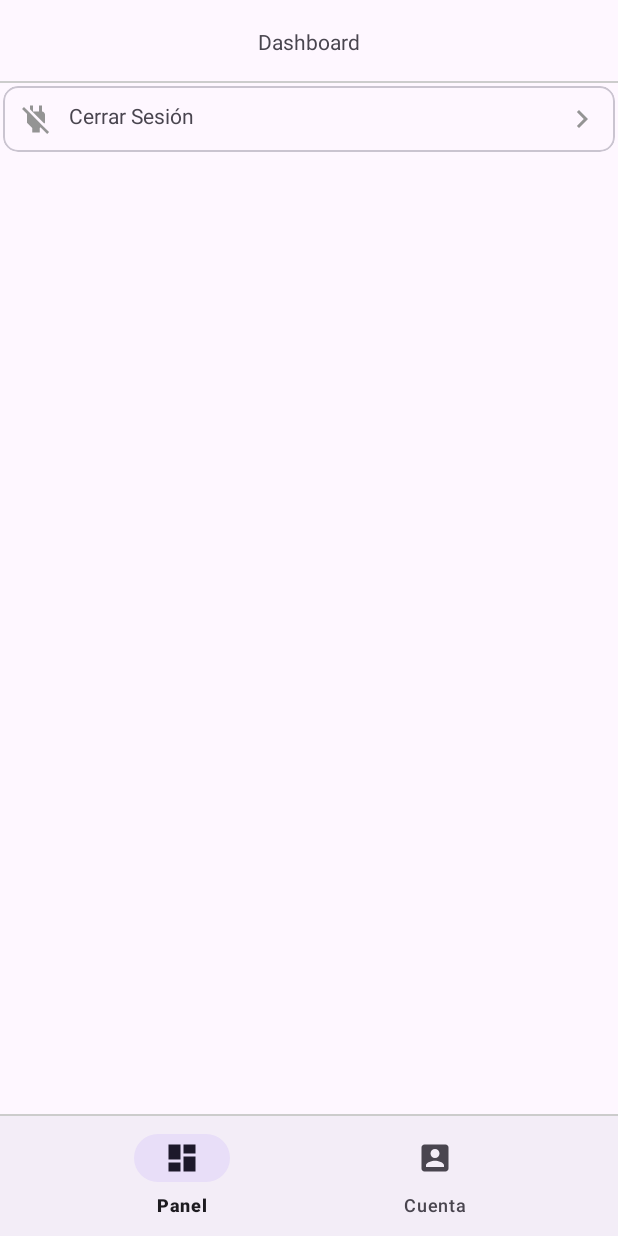
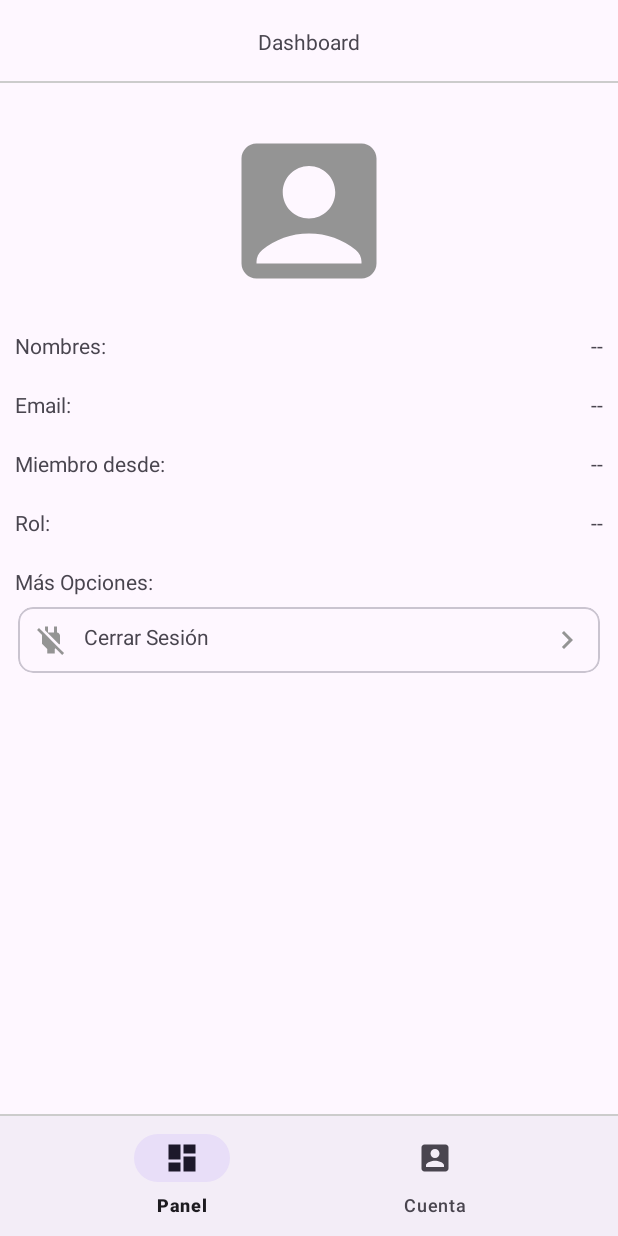
Before and after one commit to NelsonSal/android-app-1, an Android app: the fragment Fragment_admin_cuenta placed in its activity, on a phone screen of 412 x 824 dp. Run offline under Robolectric (Android 15) with nearby library versions, the phone set to English and light mode, and no system bars; our stand-ins replace Firebase (no records; nobody signed in at launch, a user with empty details on screens opened directly).

Commit message:
inicio 41

```diff
--- /dev/null
+++ b/app/src/main/res/drawable-night/ic_imagen_perfil.xml
@@ -0,0 +1,5 @@
+<vector android:height="24dp" android:tint="#ffffff"
+    android:viewportHeight="24" android:viewportWidth="24"
+    android:width="24dp" xmlns:android="http://schemas.android.com/apk/res/android">
+    <path android:fillColor="@android:color/white" android:pathData="M19,3H5C3.9,3 3,3.9 3,5v14c0,1.1 0.9,2 2,2h14c1.1,0 2,-0.9 2,-2V5C21,3.9 20.1,3 19,3zM12,6c1.93,0 3.5,1.57 3.5,3.5c0,1.93 -1.57,3.5 -3.5,3.5s-3.5,-1.57 -3.5,-3.5C8.5,7.57 10.07,6 12,6zM19,19H5v-0.23c0,-0.62 0.28,-1.2 0.76,-1.58C7.47,15.82 9.64,15 12,15s4.53,0.82 6.24,2.19c0.48,0.38 0.76,0.97 0.76,1.58V19z"/>
+</vector>
--- /dev/null
+++ b/app/src/main/res/drawable/ic_imagen_perfil.xml
@@ -0,0 +1,5 @@
+<vector android:height="24dp" android:tint="#949494"
+    android:viewportHeight="24" android:viewportWidth="24"
+    android:width="24dp" xmlns:android="http://schemas.android.com/apk/res/android">
+    <path android:fillColor="@android:color/white" android:pathData="M19,3H5C3.9,3 3,3.9 3,5v14c0,1.1 0.9,2 2,2h14c1.1,0 2,-0.9 2,-2V5C21,3.9 20.1,3 19,3zM12,6c1.93,0 3.5,1.57 3.5,3.5c0,1.93 -1.57,3.5 -3.5,3.5s-3.5,-1.57 -3.5,-3.5C8.5,7.57 10.07,6 12,6zM19,19H5v-0.23c0,-0.62 0.28,-1.2 0.76,-1.58C7.47,15.82 9.64,15 12,15s4.53,0.82 6.24,2.19c0.48,0.38 0.76,0.97 0.76,1.58V19z"/>
+</vector>
--- a/app/src/main/res/layout/fragment_admin_cuenta.xml
+++ b/app/src/main/res/layout/fragment_admin_cuenta.xml
@@ -3,14 +3,108 @@
     xmlns:tools="http://schemas.android.com/tools"
     android:layout_width="match_parent"
     android:layout_height="match_parent"
+    android:padding="10dp"
     xmlns:app="http://schemas.android.com/apk/res-auto"
     tools:context=".Fragmentos_Admin.Fragment_admin_cuenta">
+
 
     <!-- Eliminado en 14 0:46
     <TextView
         android:layout_width="match_parent"
         android:layout_height="match_parent"
         android:text="@string/hello_blank_fragment" /> -->
+
+    <RelativeLayout
+        android:layout_width="match_parent"
+        android:layout_height="wrap_content">
+        <androidx.appcompat.widget.AppCompatImageView
+            android:src="@drawable/ic_imagen_perfil"
+            android:layout_centerHorizontal="true"
+            android:layout_marginTop="15dp"
+            android:scaleType="centerCrop"
+            android:id="@+id/img_perfil_admin"
+            android:layout_width="120dp"
+            android:layout_height="120dp"/>
+
+
+        <!--Nombres-->
+        <TextView
+            android:id="@+id/nombres_admin"
+            android:text="@string/nombres_admin"
+            android:layout_below="@+id/img_perfil_admin"
+            android:layout_marginTop="20dp"
+            android:layout_width="wrap_content"
+            android:layout_height="wrap_content"/>
+        <TextView
+            android:id="@+id/Txt_nombres_admin"
+            android:text="@string/Txt_nombres_admin"
+            android:layout_below="@+id/img_perfil_admin"
+            android:layout_marginTop="20dp"
+            android:layout_alignParentEnd="true"
+            android:layout_width="wrap_content"
+            android:layout_height="wrap_content"/>
+        <!--Email-->
+        <TextView
+            android:id="@+id/email_admin"
+            android:text="@string/email_admin"
+            android:layout_below="@+id/nombres_admin"
+            android:layout_marginTop="20dp"
+            android:layout_width="wrap_content"
+            android:layout_height="wrap_content"/>
+        <TextView
+            android:id="@+id/Txt_email_admin"
+            android:text="@string/Txt_email_admin"
+            android:layout_below="@+id/nombres_admin"
+            android:layout_marginTop="20dp"
+            android:layout_alignParentEnd="true"
+            android:layout_width="wrap_content"
+            android:layout_height="wrap_content"/>
+        <!--Tiempo Registro-->
+        <TextView
+            android:id="@+id/tiempo_registro_admin"
+            android:text="@string/tiempo_registro_admin"
+            android:layout_below="@+id/email_admin"
+            android:layout_marginTop="20dp"
+            android:layout_width="wrap_content"
+            android:layout_height="wrap_content"/>
+        <TextView
+            android:id="@+id/Txt_tiempo_registro_admin"
+            android:text="@string/Txt_tiempo_registro_admin"
+            android:layout_below="@+id/email_admin"
+            android:layout_marginTop="20dp"
+            android:layout_alignParentEnd="true"
+            android:layout_width="wrap_content"
+            android:layout_height="wrap_content"/>
+        <!--Rol-->
+        <TextView
+            android:id="@+id/rol_admin"
+            android:text="@string/rol_admin"
+            android:layout_below="@+id/tiempo_registro_admin"
+            android:layout_marginTop="20dp"
+            android:layout_width="wrap_content"
+            android:layout_height="wrap_content"/>
+        <TextView
+            android:id="@+id/Txt_rol_admin"
+            android:text="@string/Txt_rol_admin"
+            android:layout_below="@+id/tiempo_registro_admin"
+            android:layout_marginTop="20dp"
+            android:layout_alignParentEnd="true"
+            android:layout_width="wrap_content"
+            android:layout_height="wrap_content"/>
+
+        <androidx.appcompat.widget.LinearLayoutCompat
+            android:layout_below="@id/rol_admin"
+            android:layout_marginTop="20dp"
+            android:orientation="vertical"
+            android:layout_width="match_parent"
+            android:layout_height="wrap_content">
+
+            <TextView
+                android:text="@string/Txt_mas_opciones"
+                android:layout_marginBottom="5dp"
+                android:layout_width="wrap_content"
+                android:layout_height="wrap_content"/>
+            <!--Cerrar Sesion-->
             <com.google.android.material.card.MaterialCardView
                 android:layout_width="match_parent"
                 android:layout_height="wrap_content"
@@ -34,4 +128,13 @@
 
             </com.google.android.material.card.MaterialCardView>
 
+        </androidx.appcompat.widget.LinearLayoutCompat>
+
+
+    </RelativeLayout>
+
+
+
+
+
 </ScrollView>
--- a/app/src/main/res/values/strings.xml
+++ b/app/src/main/res/values/strings.xml
@@ -71,6 +71,17 @@
     <string name="Btn_leer_libro">Leer</string>
     <string name="Txt_leer_libro">Lectura de Libro</string>
 
+    <!--Perfil Administrador-->
+    <string name="nombres_admin">Nombres: </string>
+    <string name="Txt_nombres_admin"> -- </string>
+    <string name="email_admin">Email: </string>
+    <string name="Txt_email_admin"> -- </string>
+    <string name="tiempo_registro_admin">Miembro desde: </string>
+    <string name="Txt_tiempo_registro_admin"> -- </string>
+    <string name="rol_admin">Rol: </string>
+    <string name="Txt_rol_admin"> -- </string>
+    <string name="Txt_mas_opciones">Más Opciones: </string>
+
     <string name="xxx">xx</string>
 
 
```
Lines whose indentation alone changed are shown as unchanged.
